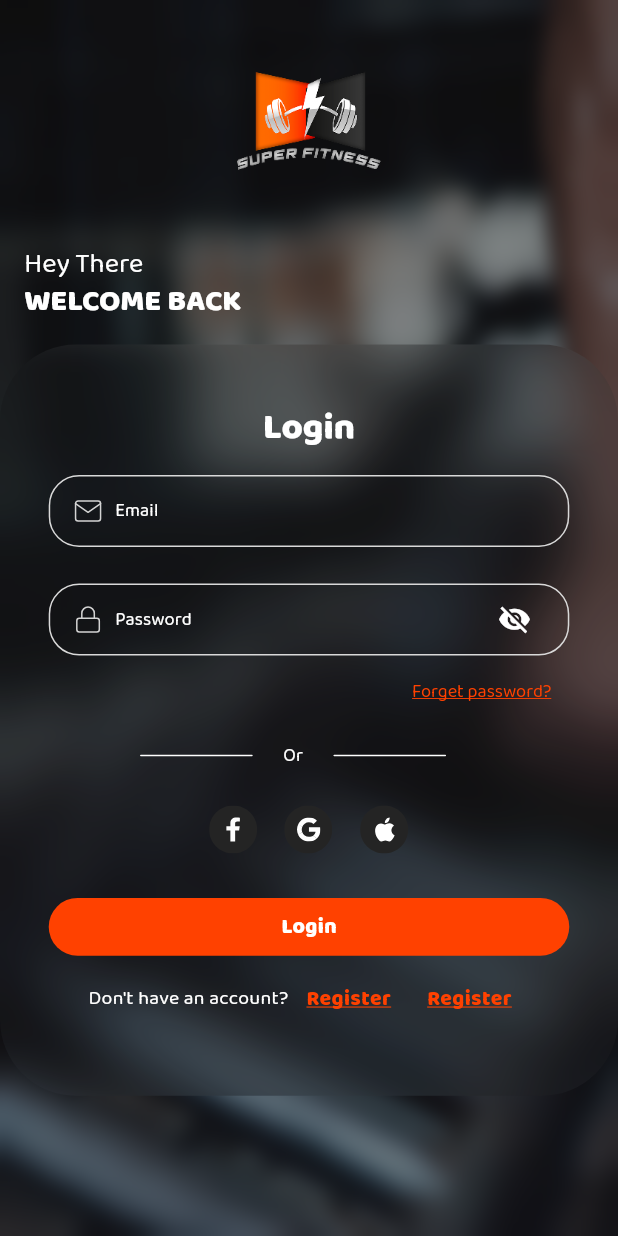
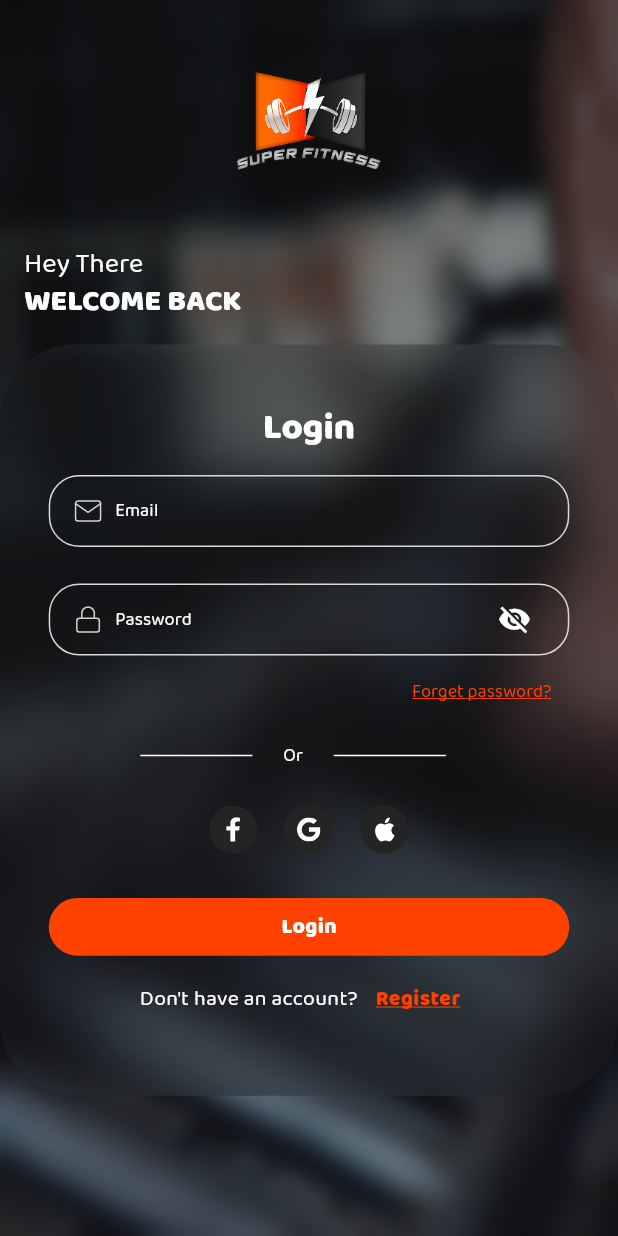
Before and after one commit to 0Elevate0/fitness-app, a Flutter app: the screen it shows after launch, on a phone screen of 412 x 824 dp. Run offline on Flutter 3.47's test engine with Material 3 defaults, Android fonts, the phone set to English and light mode, and no system bars; our stand-ins replace another_flushbar, connectivity_plus, dio, easy_localization, equatable, firebase_core and 11 more; missing offline and left inert: mockito; accounts and stored records are empty; generated files the repository leaves out were written again.

Commit message:
feat(FIT-7): make Final Edits

```diff
--- a/lib/presentation/auth/login/views/widgets/have_an_account_and_register_row.dart
+++ b/lib/presentation/auth/login/views/widgets/have_an_account_and_register_row.dart
@@ -19,19 +19,6 @@ class HaveAnAccountAndRegisterRow extends StatelessWidget {
               style: Theme.of(
                 context,
               ).textTheme.bodyMedium?.copyWith(fontWeight: FontWeight.w400),
-            ),
-          ),
-        ),
-        TextButton(
-          onPressed: () {
-            // Navigate to the registration page
-          },
-          child: Text(
-            AppText.register.tr(),
-            style: theme.textTheme.bodyMedium?.copyWith(
-              color: theme.colorScheme.primary,
-              decoration: TextDecoration.underline,
-              decorationColor: theme.colorScheme.primary,
             ),
           ),
         ),
```
